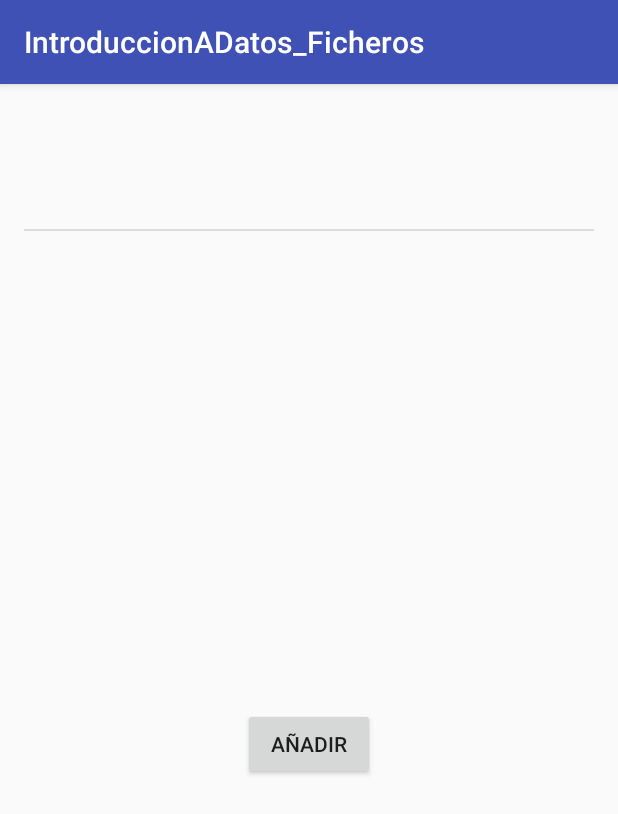
After one commit to DanielAcedo/IntroduccionADatos_Ficheros, an Android app: the Ejercicio1Activity screen opened directly, with no data from a screen before it, on a phone screen of 412 x 824 dp. The commit adds this screen. Shown: the top 814 px of the screen. Run offline under Robolectric (Android 15) with nearby library versions, the phone set to English and light mode, and no system bars.

Commit message:
Finished exercise 1

```diff
--- /dev/null
+++ b/app/src/main/java/com/danielacedo/introduccionadatos_ficheros/Ejercicio1/Contact.java
@@ -0,0 +1,70 @@
+package com.danielacedo.introduccionadatos_ficheros.Ejercicio1;
+
+import org.json.JSONException;
+import org.json.JSONObject;
+
+/**
+ * Created by Daniel on 14/11/2016.
+ */
+
+public class Contact {
+    private int id;
+    private String name;
+    private String telephoneNumber;
+    private String email;
+
+
+    public Contact(int id, String name, String telephoneNumber, String email){
+        this.id = id;
+        this.name = name;
+        this.telephoneNumber = telephoneNumber;
+        this.email = email;
+    }
+
+    public int getId() {
+        return id;
+    }
+
+    public void setId(int id) {
+        this.id = id;
+    }
+
+    public String getName() {
+        return name;
+    }
+
+    public void setName(String name) {
+        this.name = name;
+    }
+
+    public String getEmail() {
+        return email;
+    }
+
+    public void setEmail(String email) {
+        this.email = email;
+    }
+
+    public String getTelephoneNumber() {
+        return telephoneNumber;
+    }
+
+    public void setTelephoneNumber(String telephoneNumber) {
+        this.telephoneNumber = telephoneNumber;
+    }
+
+    public JSONObject toJSONObject(){
+        JSONObject json = new JSONObject();
+
+        try {
+            json.put("id", getId());
+            json.put("name",getName());
+            json.put("telephoneNumber", getTelephoneNumber());
+            json.put("email", getEmail());
+        } catch (JSONException e) {
+            e.printStackTrace();
+        }
+
+        return json;
+    }
+}
--- /dev/null
+++ b/app/src/main/java/com/danielacedo/introduccionadatos_ficheros/Ejercicio1/ContactFile.java
@@ -0,0 +1,121 @@
+package com.danielacedo.introduccionadatos_ficheros.Ejercicio1;
+
+import android.content.Context;
+import android.util.JsonReader;
+
+import org.json.JSONArray;
+import org.json.JSONException;
+import org.json.JSONObject;
+
+import java.io.BufferedReader;
+import java.io.BufferedWriter;
+import java.io.File;
+import java.io.FileInputStream;
+import java.io.FileNotFoundException;
+import java.io.FileOutputStream;
+import java.io.FileReader;
+import java.io.IOException;
+import java.io.InputStreamReader;
+import java.io.OutputStreamWriter;
+import java.util.ArrayList;
+import java.util.List;
+
+/**
+ * Created by Daniel on 14/11/2016.
+ */
+
+public class ContactFile {
+    private static final String FILE_PATH = "contacts.json";
+
+    public static boolean saveContact(Context context, Contact contact){
+        boolean ok = true;
+        JSONObject json = null;
+
+        try{
+            json = getJSONObject(context);
+            JSONArray jsonArray = json.getJSONArray("contacts");
+            jsonArray.put(contact.toJSONObject());
+            File file = new File(context.getFilesDir(), FILE_PATH);
+
+            BufferedWriter writer = new BufferedWriter(new OutputStreamWriter(new FileOutputStream(file)));
+            writer.write(json.toString(1));
+            writer.close();
+        }catch(JSONException ex){
+            ok = false;
+        }catch(IOException ex){
+
+        }
+
+        return ok;
+    }
+
+    public static List<Contact> getContacts(Context context){
+        List<Contact> contacts = new ArrayList<Contact>();
+
+        JSONObject json = getJSONObject(context);
+        try {
+            JSONArray array = json.getJSONArray("contacts");
+
+            for(int i = 0; i< array.length(); i++){
+                int id = array.getJSONObject(i).getInt("id");
+                String name = array.getJSONObject(i).getString("name");
+                String telephone = array.getJSONObject(i).getString("telephoneNumber");
+                String email = array.getJSONObject(i).getString("email");
+
+                contacts.add(new Contact(id, name, telephone, email));
+            }
+        } catch (JSONException e) {
+            e.printStackTrace();
+        }
+
+        return contacts;
+    }
+
+
+    private static JSONObject getJSONObject(Context context){
+        JSONObject json = null;
+        File file = new File(context.getFilesDir(), FILE_PATH);
+
+        if(file.exists()){
+            BufferedReader reader;
+
+            try {
+                reader = new BufferedReader(new InputStreamReader(new FileInputStream(file)));
+                String line;
+                StringBuffer buffer = new StringBuffer();
+
+                while((line = reader.readLine()) != null){
+                    buffer.append(line+"\n");
+                }
+
+                reader.close();
+
+                json = new JSONObject(buffer.toString());
+
+            } catch (IOException e) {
+                e.printStackTrace();
+            } catch(JSONException e){
+
+            }
+
+        }else{
+            try {
+                file.createNewFile();
+                json = new JSONObject();
+                JSONArray array = new JSONArray();
+                json.put("contacts", array);
+                BufferedWriter writer = new BufferedWriter(new OutputStreamWriter(new FileOutputStream(file)));
+                writer.write(json.toString(1));
+                writer.close();
+
+            } catch (IOException e) {
+                e.printStackTrace();
+            } catch(JSONException e){
+
+            }
+        }
+
+
+        return json;
+    }
+}
--- /dev/null
+++ b/app/src/main/java/com/danielacedo/introduccionadatos_ficheros/Ejercicio1/adapter/ContactAdapter.java
@@ -0,0 +1,55 @@
+package com.danielacedo.introduccionadatos_ficheros.Ejercicio1.adapter;
+
+import android.content.Context;
+import android.support.annotation.NonNull;
+import android.view.LayoutInflater;
+import android.view.View;
+import android.view.ViewGroup;
+import android.widget.ArrayAdapter;
+import android.widget.TextView;
+
+import com.danielacedo.introduccionadatos_ficheros.Ejercicio1.Contact;
+import com.danielacedo.introduccionadatos_ficheros.Ejercicio1.ContactFile;
+import com.danielacedo.introduccionadatos_ficheros.R;
+
+/**
+ * Created by Daniel on 14/11/2016.
+ */
+
+public class ContactAdapter extends ArrayAdapter<Contact> {
+    private Context context;
+
+    public ContactAdapter(Context context){
+        super(context, R.layout.contact_layout, ContactFile.getContacts(context));
+        this.context = context;
+    }
+
+    @NonNull
+    @Override
+    public View getView(int position, View convertView, ViewGroup parent) {
+        View view = convertView;
+        ContactHolder holder;
+
+        if(view == null){
+            holder = new ContactHolder();
+            view = LayoutInflater.from(context).inflate(R.layout.contact_layout, null);
+
+            holder.txv_ContactName = (TextView)view.findViewById(R.id.txv_contactlist_name);
+            holder.txv_ContactTelephone = (TextView)view.findViewById(R.id.txv_contactlist_telephone);
+            holder.txv_ContactEmail = (TextView)view.findViewById(R.id.txv_contactlist_email);
+            view.setTag(holder);
+        }else{
+            holder = (ContactHolder) view.getTag();
+        }
+
+        holder.txv_ContactName.setText(getItem(position).getName());
+        holder.txv_ContactTelephone.setText(getItem(position).getTelephoneNumber());
+        holder.txv_ContactEmail.setText(getItem(position).getEmail());
+
+        return view;
+    }
+
+    static class ContactHolder{
+        TextView txv_ContactName, txv_ContactTelephone, txv_ContactEmail;
+    }
+}
--- /dev/null
+++ b/app/src/main/java/com/danielacedo/introduccionadatos_ficheros/Ejercicio1Activity.java
@@ -0,0 +1,37 @@
+package com.danielacedo.introduccionadatos_ficheros;
+
+import android.content.Intent;
+import android.support.v7.app.AppCompatActivity;
+import android.os.Bundle;
+import android.view.View;
+import android.widget.Button;
+import android.widget.ListView;
+
+import com.danielacedo.introduccionadatos_ficheros.Ejercicio1.AddContact;
+import com.danielacedo.introduccionadatos_ficheros.Ejercicio1.adapter.ContactAdapter;
+
+public class Ejercicio1Activity extends AppCompatActivity {
+
+    Button btn_AddContact;
+    ListView lv_Contacts;
+    ContactAdapter adapter;
+
+    @Override
+    protected void onCreate(Bundle savedInstanceState) {
+        super.onCreate(savedInstanceState);
+        setContentView(R.layout.activity_ejercicio1);
+
+        btn_AddContact = (Button)findViewById(R.id.btn_AddContact);
+        btn_AddContact.setOnClickListener(new View.OnClickListener() {
+            @Override
+            public void onClick(View v) {
+                Intent intent = new Intent(Ejercicio1Activity.this, AddContact.class);
+                startActivity(intent);
+            }
+        });
+
+        lv_Contacts = (ListView)findViewById(R.id.lv_contacts);
+        adapter = new ContactAdapter(Ejercicio1Activity.this);
+        lv_Contacts.setAdapter(adapter);
+    }
+}
--- a/app/src/main/java/com/danielacedo/introduccionadatos_ficheros/MainActivity.java
+++ b/app/src/main/java/com/danielacedo/introduccionadatos_ficheros/MainActivity.java
@@ -20,6 +20,10 @@ public class MainActivity extends AppCompatActivity implements View.OnClickListe
         Intent intent;
 
         switch (v.getId()){
+            case R.id.btn_Ej1:
+                intent = new Intent(MainActivity.this, Ejercicio1Activity.class);
+                startActivity(intent);
+                break;
             case R.id.btn_Ej5:
                 intent = new Intent(MainActivity.this, Ejercicio5MainActivity.class);
                 startActivity(intent);
--- /dev/null
+++ b/app/src/main/res/layout/activity_ejercicio1.xml
@@ -0,0 +1,25 @@
+<?xml version="1.0" encoding="utf-8"?>
+<RelativeLayout xmlns:android="http://schemas.android.com/apk/res/android"
+    xmlns:tools="http://schemas.android.com/tools"
+    android:id="@+id/activity_ejercicio1"
+    android:layout_width="match_parent"
+    android:layout_height="match_parent"
+    android:paddingBottom="@dimen/activity_vertical_margin"
+    android:paddingLeft="@dimen/activity_horizontal_margin"
+    android:paddingRight="@dimen/activity_horizontal_margin"
+    android:paddingTop="@dimen/activity_vertical_margin"
+    tools:context="com.danielacedo.introduccionadatos_ficheros.Ejercicio1Activity">
+
+    <ListView
+        android:layout_width="match_parent"
+        android:layout_height="400dp"
+        android:id="@+id/lv_contacts" />
+
+    <Button
+        android:text="Añadir"
+        android:layout_width="wrap_content"
+        android:layout_height="wrap_content"
+        android:id="@+id/btn_AddContact"
+        android:layout_below="@+id/lv_contacts"
+        android:layout_centerHorizontal="true" />
+</RelativeLayout>
--- a/app/src/main/res/layout/activity_main.xml
+++ b/app/src/main/res/layout/activity_main.xml
@@ -14,6 +14,7 @@
         android:text="Ejercicio 1"
         android:layout_width="match_parent"
         android:layout_height="wrap_content"
+        android:onClick="onClick"
         android:id="@+id/btn_Ej1" />
 
     <Button
--- /dev/null
+++ b/app/src/main/res/layout/contact_layout.xml
@@ -0,0 +1,35 @@
+<?xml version="1.0" encoding="utf-8"?>
+<RelativeLayout xmlns:android="http://schemas.android.com/apk/res/android"
+    android:layout_width="match_parent"
+    android:paddingLeft="@dimen/activity_horizontal_margin"
+    android:paddingRight="@dimen/activity_horizontal_margin"
+    android:paddingTop="4dp"
+    android:paddingBottom="4dp"
+    android:layout_height="match_parent">
+
+    <TextView
+        android:layout_width="match_parent"
+        android:layout_height="wrap_content"
+        android:text="Nombre"
+        android:textSize="21sp"
+        android:id="@+id/txv_contactlist_name"/>
+
+    <TextView
+        android:layout_width="match_parent"
+        android:layout_height="wrap_content"
+        android:text="Telefono"
+        android:textSize="16sp"
+        android:gravity="right"
+        android:layout_below="@id/txv_contactlist_name"
+        android:id="@+id/txv_contactlist_telephone"/>
+
+    <TextView
+        android:layout_width="match_parent"
+        android:layout_height="wrap_content"
+        android:text="Email"
+        android:textSize="16sp"
+        android:gravity="right"
+        android:layout_below="@id/txv_contactlist_telephone"
+        android:id="@+id/txv_contactlist_email"/>
+
+</RelativeLayout>
```
Also changed, not shown: app/src/main/AndroidManifest.xml (+5 -2 lines), app/src/main/java/com/danielacedo/introduccionadatos_ficheros/Ejercicio1/AddContact.java (added, +49 -0 lines), app/src/main/res/layout/activity_add_contact.xml (added, +69 -0 lines).
